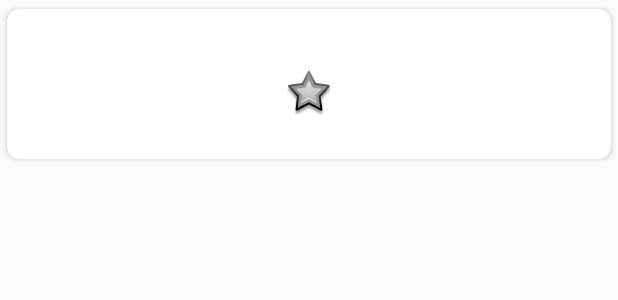
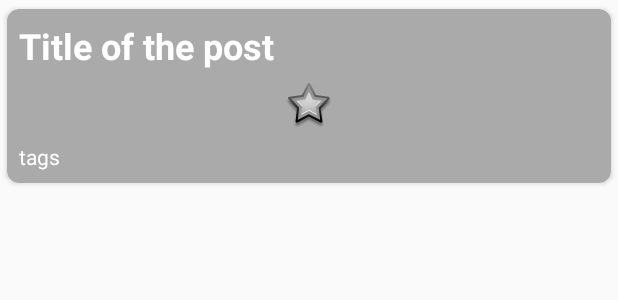
Before and after one commit to shreknitin89/Tumblr-Android-Demo, an Android app: the layout post_layout.xml on its own in the app's theme, with its tools: preview values and no code run, on a phone screen of 412 x 824 dp. Shown: the top 300 px of the screen. Run offline under Robolectric (Android 15) with nearby library versions, the phone set to English and light mode, and no system bars.

Commit message:
ui improvements

```diff
--- a/app/src/main/java/demo/nitin/tumblr_android_demo/base/PostViewHolder.kt
+++ b/app/src/main/java/demo/nitin/tumblr_android_demo/base/PostViewHolder.kt
@@ -3,15 +3,17 @@ package demo.nitin.tumblr_android_demo.base
 import android.view.View
 import androidx.fragment.app.Fragment
 import androidx.recyclerview.widget.RecyclerView
+import demo.nitin.tumblr_android_demo.R
 import demo.nitin.tumblr_android_demo.utils.ImageLoadingUtil
 import kotlinx.android.extensions.LayoutContainer
 import kotlinx.android.synthetic.main.post_layout.*
+import java.util.Locale
 
 class PostViewHolder(override val containerView: View) : RecyclerView.ViewHolder(containerView),
     LayoutContainer {
     fun setPosts(uiPost: UiPost, fragment: Fragment) {
         post_title?.text = uiPost.blogName
-        tags?.text = uiPost.tags
+        tags?.text = String.format(Locale.US, fragment.getString(R.string.tags), uiPost.tags)
         ImageLoadingUtil.loadImage(fragment.requireContext(), uiPost.photo, post_image)
     }
 }
--- a/app/src/main/res/layout/post_layout.xml
+++ b/app/src/main/res/layout/post_layout.xml
@@ -5,28 +5,25 @@
     android:id="@+id/card_view"
     android:layout_width="match_parent"
     android:layout_height="wrap_content"
-    card_view:cardBackgroundColor="@android:color/white"
+    card_view:cardBackgroundColor="@android:color/darker_gray"
     card_view:cardCornerRadius="8dp"
     card_view:cardElevation="2dp"
     card_view:cardUseCompatPadding="true">
 
-    <androidx.constraintlayout.widget.ConstraintLayout
+    <LinearLayout
         android:layout_width="match_parent"
-        android:layout_height="match_parent"
-        android:layout_margin="8dp">
+        android:layout_height="wrap_content"
+        android:orientation="vertical">
 
         <TextView
             android:id="@+id/post_title"
             android:layout_width="match_parent"
             android:layout_height="wrap_content"
             android:gravity="center_vertical|start"
+            android:padding="8dp"
             android:textColor="@android:color/white"
             android:textSize="24sp"
-            card_view:layout_constraintBottom_toTopOf="@+id/post_image"
-            card_view:layout_constraintEnd_toEndOf="parent"
-            card_view:layout_constraintHorizontal_bias="0.0"
-            card_view:layout_constraintStart_toStartOf="parent"
-            card_view:layout_constraintTop_toTopOf="parent"
+            android:textStyle="bold"
             tools:text="Title of the post" />
 
         <ImageView
@@ -34,21 +31,16 @@
             android:layout_width="match_parent"
             android:layout_height="wrap_content"
             android:contentDescription="@string/post_image"
-            card_view:layout_constraintBottom_toTopOf="@+id/tags"
-            card_view:layout_constraintEnd_toEndOf="parent"
-            card_view:layout_constraintHorizontal_bias="0.5"
-            card_view:layout_constraintStart_toStartOf="parent"
-            card_view:layout_constraintTop_toBottomOf="@+id/post_title"
             tools:src="@android:drawable/star_big_off" />
 
         <TextView
             android:id="@+id/tags"
+            android:drawablePadding="2dp"
             android:layout_width="match_parent"
             android:layout_height="wrap_content"
-            card_view:layout_constraintBottom_toBottomOf="parent"
-            card_view:layout_constraintEnd_toEndOf="parent"
-            card_view:layout_constraintStart_toStartOf="parent"
-            card_view:layout_constraintTop_toBottomOf="@+id/post_image" />
-    </androidx.constraintlayout.widget.ConstraintLayout>
+            android:padding="8dp"
+            android:textColor="@android:color/white"
+            tools:text="tags" />
+    </LinearLayout>
 
 </androidx.cardview.widget.CardView>
--- a/app/src/main/res/values/strings.xml
+++ b/app/src/main/res/values/strings.xml
@@ -5,4 +5,5 @@
     <string name="likes">Likes</string>
     <string name="post_image">Image for post</string>
     <string name="loading_data">Loading data</string>
+    <string name="tags">TAGS: %s</string>
 </resources>
```
